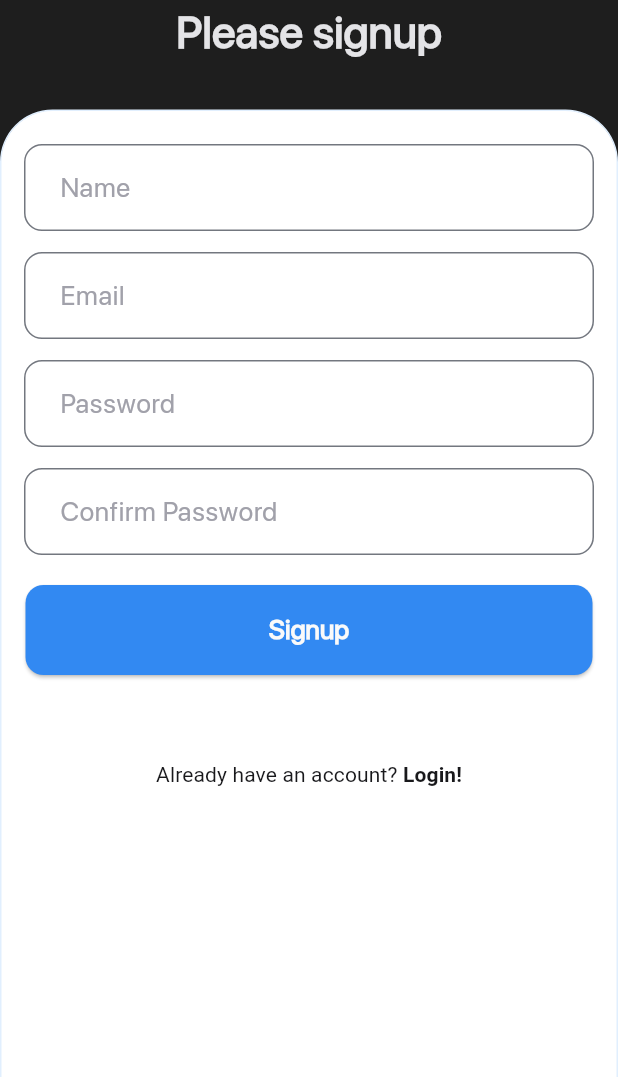
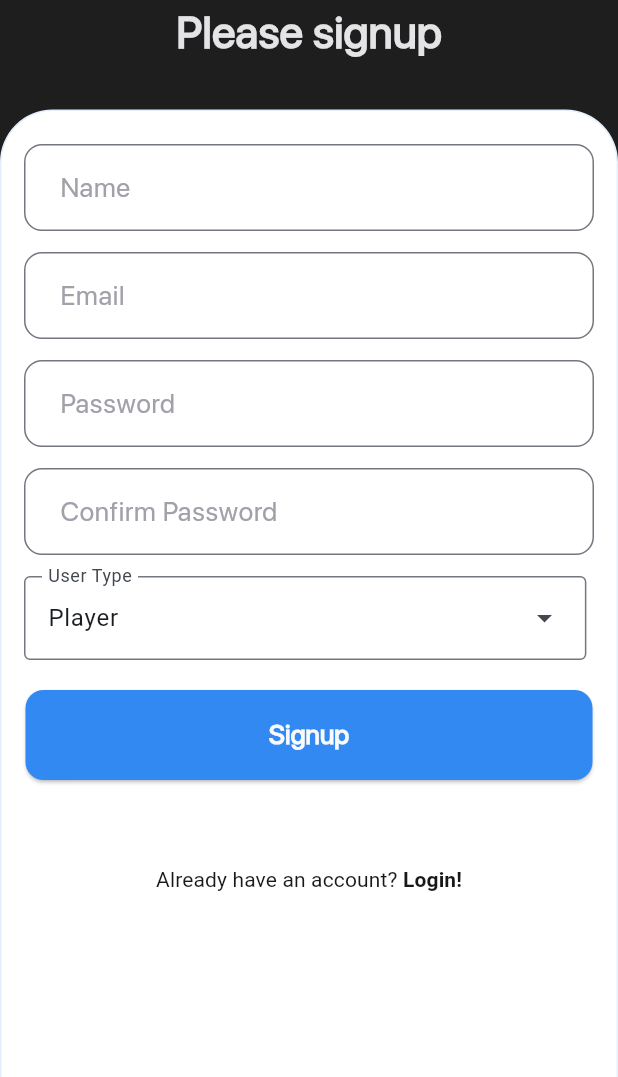
Before and after one commit to HibbanHaroon/CricAI, a Flutter app: the RegisterView screen opened by its route, on a phone screen of 412 x 824 dp, the part 159-1236 px from its top. Run offline on Flutter 3.47's test engine with Material 3 defaults, Android fonts, the light colour scheme and no system bars; our stand-ins replace awesome_snackbar_content, cloud_firestore, firebase_auth, firebase_core, firebase_storage, flick_video_player and 3 more; missing offline and left inert: flutter_ffmpeg; accounts and stored records are empty.

Commit message:
Add Folder Structure for User Auth Screens, Add User Type on Register

```diff
--- a/lib/main.dart
+++ b/lib/main.dart
@@ -8,10 +8,10 @@ import 'package:cricai/views/sessions/view_result.dart';
 import 'package:flutter/material.dart';
 import 'package:cricai/constants/routes.dart';
 import 'package:cricai/views/verify_email_view.dart';
-import 'package:cricai/views/forgot_password_view.dart';
+import 'package:cricai/views/user_authentication/forgot_password_view.dart';
 import 'package:cricai/views/home_view.dart';
-import 'package:cricai/views/login_view.dart';
-import 'package:cricai/views/register_view.dart';
+import 'package:cricai/views/user_authentication/login_view.dart';
+import 'package:cricai/views/user_authentication/register_view.dart';
 import 'package:cricai/views/splash.dart';
 
 void main() {
--- a/lib/views/register_view.dart
+++ b/lib/views/user_authentication/register_view.dart
@@ -20,6 +20,8 @@ class _RegisterViewState extends State<RegisterView> {
   late final TextEditingController _email;
   late final TextEditingController _password;
   late final TextEditingController _confirmPassword;
+  static const List<String> _userTypes = <String>['Player', 'Coach'];
+  late String _userType;
 
   @override
   void initState() {
@@ -28,6 +30,7 @@ class _RegisterViewState extends State<RegisterView> {
     _email = TextEditingController();
     _password = TextEditingController();
     _confirmPassword = TextEditingController();
+    _userType = _userTypes.first;
     super.initState();
   }
 
@@ -214,6 +217,42 @@ class _RegisterViewState extends State<RegisterView> {
                     ),
                     Padding(
                       padding: const EdgeInsets.only(
+                          top: 14.0, left: 7.0, right: 7.0, bottom: 0.0),
+                      child: Row(
+                        children: <Widget>[
+                          DropdownMenu<String>(
+                            width: screenWidth - ((9 * screenWidth) / 100),
+                            initialSelection: _userType,
+                            label: const Text('User Type'),
+                            onSelected: (String? value) {
+                              setState(() {
+                                _userType = value!;
+                              });
+                            },
+                            dropdownMenuEntries: _userTypes
+                                .map<DropdownMenuEntry<String>>((String value) {
+                              return DropdownMenuEntry<String>(
+                                value: value,
+                                label: value,
+                                style: MenuItemButton.styleFrom(
+                                  textStyle: const TextStyle(
+                                    fontFamily: 'SF Pro Display',
+                                    fontStyle: FontStyle.normal,
+                                    fontWeight: FontWeight.w400,
+                                    fontSize: 18.0,
+                                    height: 1.0,
+                                    color: AppColors.darkTextColor,
+                                  ),
+                                  foregroundColor: AppColors.primaryColor,
+                                ),
+                              );
+                            }).toList(),
+                          )
+                        ],
+                      ),
+                    ),
+                    Padding(
+                      padding: const EdgeInsets.only(
                           top: 20.0, left: 8.0, right: 8.0, bottom: 12.0),
                       child: ElevatedButton(
                         onPressed: () async {
@@ -237,7 +276,7 @@ class _RegisterViewState extends State<RegisterView> {
                             await _usersService.createUser(
                               ownerUserId: userId,
                               name: name,
-                              userType: 'player',
+                              userType: _userType.toLowerCase(),
                             );
 
                             Navigator.of(context).pushNamed(verifyEmailRoute);
```
Also changed, not shown: lib/views/user_authentication/forgot_password_view.dart (renamed from lib/views/forgot_password_view.dart), lib/views/user_authentication/login_view.dart (renamed from lib/views/login_view.dart).
